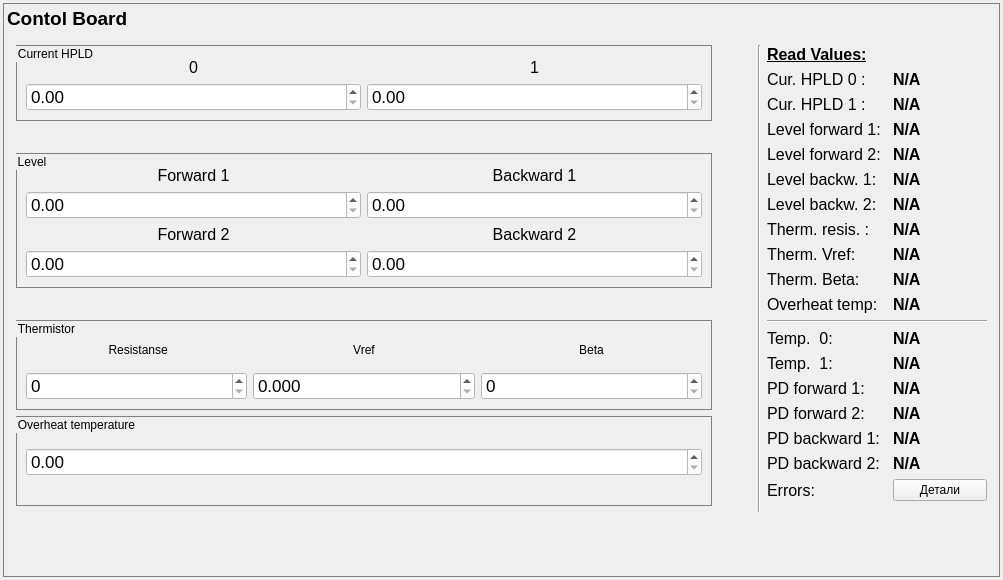
First picture: the form in cb_panel.ui, repository bulkanul/EVO_YFL_1064_GUI_coherent2, before the edit.
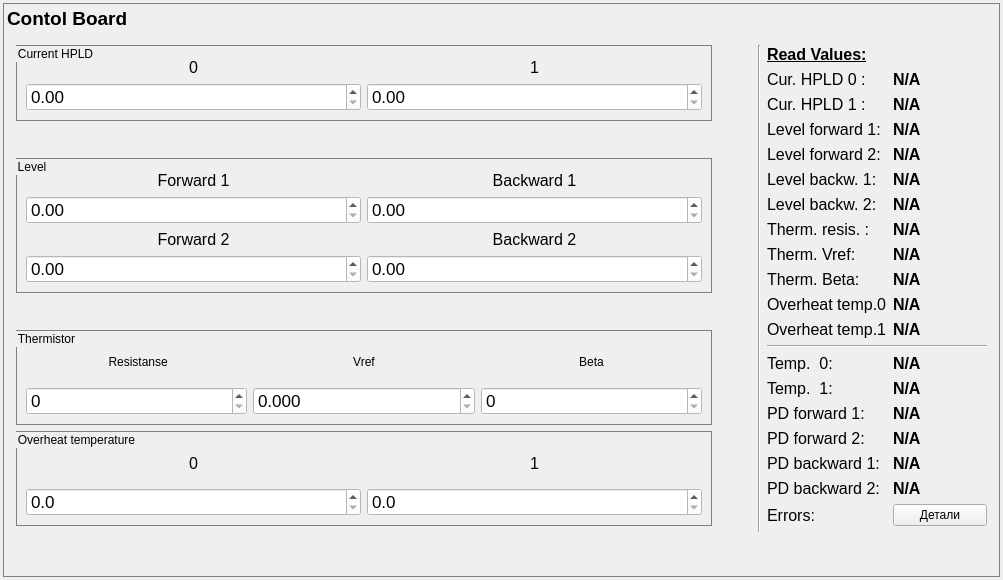
Second picture: the form after the edit.

Patch:
```diff
--- a/cb_panel.ui
+++ b/cb_panel.ui
@@ -788,7 +788,7 @@
                  <double>0.000000000000000</double>
                 </property>
                 <property name="maximum">
-                 <double>3.000000000000000</double>
+                 <double>3.300000000000000</double>
                 </property>
                 <property name="singleStep">
                  <double>0.100000000000000</double>
@@ -904,12 +904,37 @@
            <property name="checkable">
             <bool>false</bool>
            </property>
-           <layout class="QVBoxLayout" name="verticalLayout_14">
+           <layout class="QHBoxLayout" name="horizontalLayout">
             <property name="topMargin">
              <number>12</number>
             </property>
             <item>
-             <widget class="QDoubleSpinBox" name="over_temp">
+             <layout class="QVBoxLayout" name="verticalLayout_30">
+              <item>
+               <widget class="QLabel" name="label_25">
+                <property name="minimumSize">
+                 <size>
+                  <width>0</width>
+                  <height>0</height>
+                 </size>
+                </property>
+                <property name="font">
+                 <font>
+                  <pointsize>12</pointsize>
+                 </font>
+                </property>
+                <property name="text">
+                 <string>0</string>
+                </property>
+                <property name="alignment">
+                 <set>Qt::AlignmentFlag::AlignCenter</set>
+                </property>
+               </widget>
+              </item>
+              <item>
+               <layout class="QHBoxLayout" name="horizontalLayout_18">
+                <item>
+                 <widget class="QDoubleSpinBox" name="over_temp_0">
               <property name="sizePolicy">
                <sizepolicy hsizetype="Minimum" vsizetype="Fixed">
                 <horstretch>100</horstretch>
@@ -943,7 +968,7 @@
                <string/>
               </property>
               <property name="decimals">
-               <number>2</number>
+                   <number>1</number>
               </property>
               <property name="minimum">
                <double>0.000000000000000</double>
@@ -961,6 +986,93 @@
                <double>0.000000000000000</double>
               </property>
              </widget>
+                </item>
+               </layout>
+              </item>
+             </layout>
+            </item>
+            <item>
+             <layout class="QVBoxLayout" name="verticalLayout_32">
+              <item>
+               <widget class="QLabel" name="label_26">
+                <property name="minimumSize">
+                 <size>
+                  <width>0</width>
+                  <height>0</height>
+                 </size>
+                </property>
+                <property name="font">
+                 <font>
+                  <pointsize>12</pointsize>
+                 </font>
+                </property>
+                <property name="text">
+                 <string>1</string>
+                </property>
+                <property name="alignment">
+                 <set>Qt::AlignmentFlag::AlignCenter</set>
+                </property>
+               </widget>
+              </item>
+              <item>
+               <layout class="QHBoxLayout" name="horizontalLayout_19">
+                <item>
+                 <widget class="QDoubleSpinBox" name="over_temp_1">
+                  <property name="sizePolicy">
+                   <sizepolicy hsizetype="Minimum" vsizetype="Fixed">
+                    <horstretch>100</horstretch>
+                    <verstretch>0</verstretch>
+                   </sizepolicy>
+                  </property>
+                  <property name="minimumSize">
+                   <size>
+                    <width>50</width>
+                    <height>0</height>
+                   </size>
+                  </property>
+                  <property name="maximumSize">
+                   <size>
+                    <width>16777215</width>
+                    <height>16777215</height>
+                   </size>
+                  </property>
+                  <property name="font">
+                   <font>
+                    <pointsize>13</pointsize>
+                   </font>
+                  </property>
+                  <property name="focusPolicy">
+                   <enum>Qt::FocusPolicy::ClickFocus</enum>
+                  </property>
+                  <property name="styleSheet">
+                   <string notr="true">background: rgb(255,255,255)</string>
+                  </property>
+                  <property name="suffix">
+                   <string/>
+                  </property>
+                  <property name="decimals">
+                   <number>1</number>
+                  </property>
+                  <property name="minimum">
+                   <double>0.000000000000000</double>
+                  </property>
+                  <property name="maximum">
+                   <double>150.000000000000000</double>
+                  </property>
+                  <property name="singleStep">
+                   <double>0.100000000000000</double>
+                  </property>
+                  <property name="stepType">
+                   <enum>QAbstractSpinBox::StepType::DefaultStepType</enum>
+                  </property>
+                  <property name="value">
+                   <double>0.000000000000000</double>
+                  </property>
+                 </widget>
+                </item>
+               </layout>
+              </item>
+             </layout>
             </item>
            </layout>
           </widget>
@@ -1507,7 +1619,7 @@
                 </font>
                </property>
                <property name="text">
-                <string>Overheat temp:</string>
+                <string>Overheat temp.0:</string>
                </property>
               </widget>
              </item>
@@ -1536,7 +1648,7 @@
                </property>
               </widget>
              </item>
-             <item row="10" column="0" colspan="2">
+             <item row="11" column="0" colspan="2">
               <widget class="Line" name="line_2">
                <property name="minimumSize">
                 <size>
@@ -1549,7 +1661,7 @@
                </property>
               </widget>
              </item>
-             <item row="11" column="0">
+             <item row="12" column="0">
               <widget class="QLabel" name="label_50">
                <property name="minimumSize">
                 <size>
@@ -1574,7 +1686,7 @@
                </property>
               </widget>
              </item>
-             <item row="11" column="1">
+             <item row="12" column="1">
               <widget class="QLabel" name="cur_temp_0">
                <property name="minimumSize">
                 <size>
@@ -1599,7 +1711,7 @@
                </property>
               </widget>
              </item>
-             <item row="12" column="0">
+             <item row="13" column="0">
               <widget class="QLabel" name="label_56">
                <property name="minimumSize">
                 <size>
@@ -1624,7 +1736,7 @@
                </property>
               </widget>
              </item>
-             <item row="12" column="1">
+             <item row="13" column="1">
               <widget class="QLabel" name="cur_temp_1">
                <property name="minimumSize">
                 <size>
@@ -1649,7 +1761,7 @@
                </property>
               </widget>
              </item>
-             <item row="13" column="0">
+             <item row="14" column="0">
               <widget class="QLabel" name="label_40">
                <property name="minimumSize">
                 <size>
@@ -1674,7 +1786,7 @@
                </property>
               </widget>
              </item>
-             <item row="13" column="1">
+             <item row="14" column="1">
               <widget class="QLabel" name="pd_forward">
                <property name="minimumSize">
                 <size>
@@ -1699,7 +1811,7 @@
                </property>
               </widget>
              </item>
-             <item row="14" column="0">
+             <item row="15" column="0">
               <widget class="QLabel" name="label_44">
                <property name="minimumSize">
                 <size>
@@ -1724,7 +1836,7 @@
                </property>
               </widget>
              </item>
-             <item row="14" column="1">
+             <item row="15" column="1">
               <widget class="QLabel" name="pd_forward_2">
                <property name="minimumSize">
                 <size>
@@ -1749,7 +1861,7 @@
                </property>
               </widget>
              </item>
-             <item row="15" column="0">
+             <item row="16" column="0">
               <widget class="QLabel" name="label_41">
                <property name="minimumSize">
                 <size>
@@ -1774,7 +1886,7 @@
                </property>
               </widget>
              </item>
-             <item row="15" column="1">
+             <item row="16" column="1">
               <widget class="QLabel" name="pd_backward">
                <property name="minimumSize">
                 <size>
@@ -1799,7 +1911,7 @@
                </property>
               </widget>
              </item>
-             <item row="16" column="0">
+             <item row="17" column="0">
               <widget class="QLabel" name="label_45">
                <property name="minimumSize">
                 <size>
@@ -1824,7 +1936,7 @@
                </property>
               </widget>
              </item>
-             <item row="16" column="1">
+             <item row="17" column="1">
               <widget class="QLabel" name="pd_backward_2">
                <property name="minimumSize">
                 <size>
@@ -1849,7 +1961,7 @@
                </property>
               </widget>
              </item>
-             <item row="17" column="0">
+             <item row="18" column="0">
               <widget class="QLabel" name="label_error">
                <property name="minimumSize">
                 <size>
@@ -1874,13 +1986,63 @@
                </property>
               </widget>
              </item>
-             <item row="17" column="1">
+             <item row="18" column="1">
               <widget class="QPushButton" name="button_error">
                <property name="text">
                 <string>Детали</string>
                </property>
               </widget>
              </item>
+             <item row="10" column="0">
+              <widget class="QLabel" name="label_57">
+               <property name="minimumSize">
+                <size>
+                 <width>120</width>
+                 <height>0</height>
+                </size>
+               </property>
+               <property name="maximumSize">
+                <size>
+                 <width>120</width>
+                 <height>16777215</height>
+                </size>
+               </property>
+               <property name="font">
+                <font>
+                 <family>Arial</family>
+                 <pointsize>12</pointsize>
+                </font>
+               </property>
+               <property name="text">
+                <string>Overheat temp.1:</string>
+               </property>
+              </widget>
+             </item>
+             <item row="10" column="1">
+              <widget class="QLabel" name="over_temp_label_1">
+               <property name="minimumSize">
+                <size>
+                 <width>80</width>
+                 <height>0</height>
+                </size>
+               </property>
+               <property name="maximumSize">
+                <size>
+                 <width>80</width>
+                 <height>16777215</height>
+                </size>
+               </property>
+               <property name="font">
+                <font>
+                 <pointsize>12</pointsize>
+                 <bold>true</bold>
+                </font>
+               </property>
+               <property name="text">
+                <string>N/A</string>
+               </property>
+              </widget>
+             </item>
             </layout>
            </item>
            <item>
```
Left out of the diff: 2 changed lines with no effect on the pictures. Lines whose indentation alone changed are shown as unchanged.
